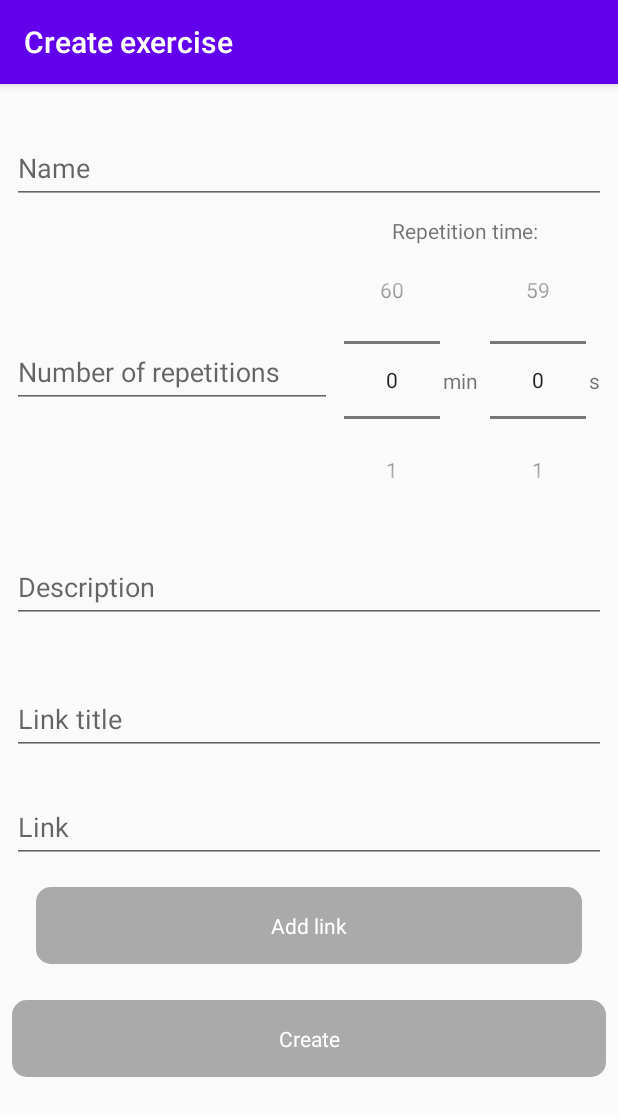
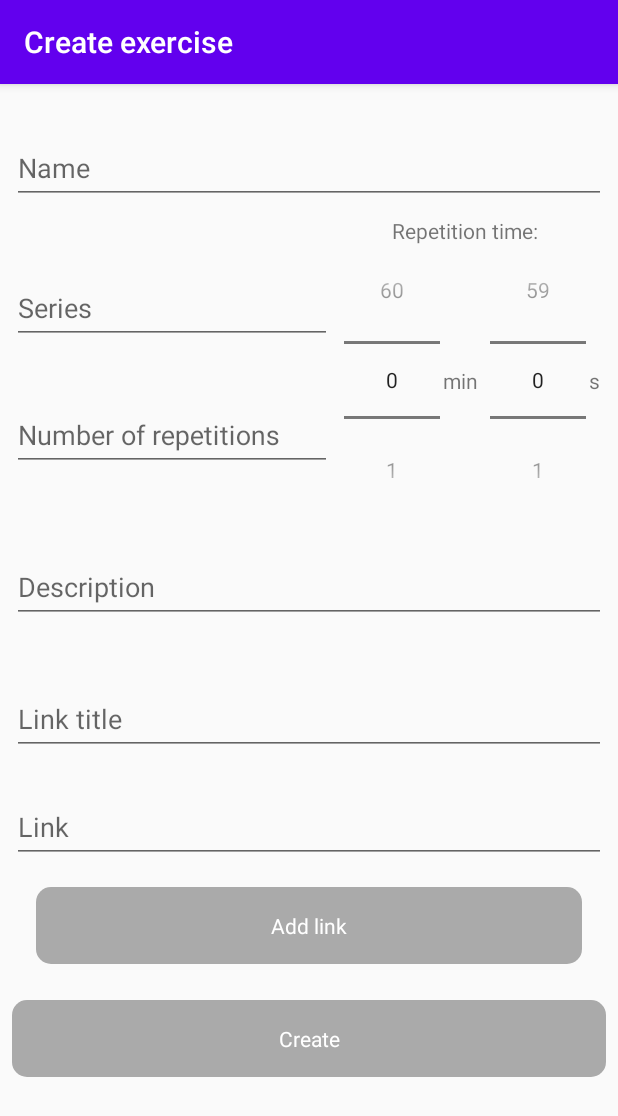
Before and after one commit to lukawitek000/street-project, an Android app: the CreateExercise screen opened through its navigation route, on a phone screen of 412 x 824 dp. Shown: the top 1116 px of the screen. Run offline under Robolectric (Android 15) with nearby library versions, the phone set to English and light mode, and no system bars; our stand-ins replace Room's generated code, data binding, navigation-ui.

Commit message:
add series field in exercise

```diff
--- a/app/app/src/main/java/com/example/streetapp/database/AppDatabase.kt
+++ b/app/app/src/main/java/com/example/streetapp/database/AppDatabase.kt
@@ -9,7 +9,7 @@ import com.example.streetapp.models.Exercise
 import com.example.streetapp.models.Link
 import com.example.streetapp.models.Training
 
-@Database(entities = [Training::class, Exercise::class, Link::class], version = 9)
+@Database(entities = [Training::class, Exercise::class, Link::class], version = 10)
 @TypeConverters(Converters::class)
 abstract class AppDatabase : RoomDatabase() {
     abstract fun trainingDao(): TrainingDao
--- a/app/app/src/main/java/com/example/streetapp/fragments/adapters/ExercisesAdapter.kt
+++ b/app/app/src/main/java/com/example/streetapp/fragments/adapters/ExercisesAdapter.kt
@@ -80,6 +80,12 @@ class ExercisesAdapter(private val exercises: ArrayList<Exercise>,
                 binding.repetitionTimeLabel.visibility = View.GONE
             }
 
+            binding.seriesTextView.text = exercise.series.toString()
+            if(exercise.series == 0 ){
+                binding.seriesTextView.visibility = View.GONE
+                binding.seriesLabel.visibility = View.GONE
+            }
+
 
 
         }
--- a/app/app/src/main/java/com/example/streetapp/models/Exercise.kt
+++ b/app/app/src/main/java/com/example/streetapp/models/Exercise.kt
@@ -15,7 +15,8 @@ data class Exercise(
     var numberOfRepetitions: Int,
     var description: String,
     @Ignore
-    var links: ArrayList<Link>
+    var links: ArrayList<Link>,
+    var series: Int
     ) : Serializable {
-    constructor() : this( name="", time = 0, numberOfRepetitions = 0, description = "", links=ArrayList())
+    constructor() : this( name="", time = 0, numberOfRepetitions = 1, description = "", links=ArrayList<Link>(), series = 1)
 }
--- a/app/app/src/main/res/layout/create_exercise_fragment.xml
+++ b/app/app/src/main/res/layout/create_exercise_fragment.xml
@@ -34,8 +34,28 @@
 
         <androidx.constraintlayout.widget.ConstraintLayout
             android:layout_width="match_parent"
-            android:layout_height="wrap_content"
+            android:layout_height="match_parent"
             android:layout_marginTop="8dp">
+
+            <com.google.android.material.textfield.TextInputLayout
+                android:id="@+id/series_input_layout"
+                android:layout_width="0dp"
+                android:layout_height="wrap_content"
+                android:hint="@string/series"
+                app:layout_constraintBottom_toTopOf="@+id/exercise_repetition_layout"
+                app:layout_constraintEnd_toEndOf="@+id/exercise_repetition_layout"
+                app:layout_constraintHorizontal_bias="0.5"
+                app:layout_constraintStart_toStartOf="@+id/exercise_repetition_layout"
+                app:layout_constraintTop_toTopOf="parent">
+
+
+                <com.google.android.material.textfield.TextInputEditText
+                    android:id="@+id/series_input"
+                    android:layout_width="match_parent"
+                    android:layout_height="wrap_content"
+                    android:inputType="number"/>
+            </com.google.android.material.textfield.TextInputLayout>
+
 
 
             <NumberPicker
@@ -84,8 +104,9 @@
                 android:hint="@string/number_of_repetition"
                 app:layout_constraintBottom_toBottomOf="parent"
                 app:layout_constraintEnd_toStartOf="@+id/number_picker_minutes"
+                app:layout_constraintHorizontal_bias="0.5"
                 app:layout_constraintStart_toStartOf="parent"
-                app:layout_constraintTop_toTopOf="parent">
+                app:layout_constraintTop_toBottomOf="@+id/series_input_layout">
 
                 <com.google.android.material.textfield.TextInputEditText
                     android:id="@+id/exercise_repetition_input"
--- a/app/app/src/main/res/values/strings.xml
+++ b/app/app/src/main/res/values/strings.xml
@@ -43,4 +43,5 @@
     <string name="hour_abbreviation">h</string>
     <string name="repetition_time">Repetition time:</string>
     <string name="second_abbreviation">s</string>
+    <string name="series">Series</string>
 </resources>
```
Also changed, not shown: app/app/src/main/java/com/example/streetapp/fragments/createTraining/CreateExercise.kt (+10 -2 lines), app/app/src/main/res/layout/exercises_item.xml (+23 -1 lines), 2 other files.
